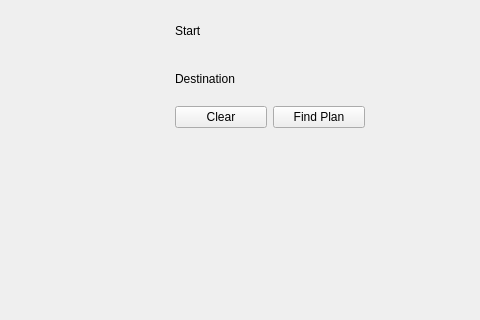
The window that catkin_ws/src/20-indefinite-navigation/fleet_planning/include/rqt_fleet_planning/rqt_fleet_planning.ui (spadma3/duck) describes before a commit, drawn with Qt 5; both pictures show x 485 to 965 and y 0 to 320 of the 965 by 651 pixel window.
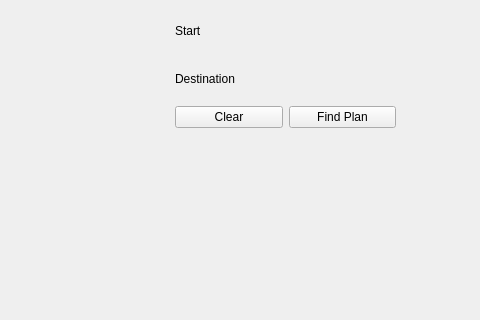
The same window after the commit.

Commit message: Fixes the final transform map -> graph

```diff
--- a/catkin_ws/src/20-indefinite-navigation/fleet_planning/include/rqt_fleet_planning/rqt_fleet_planning.ui
+++ b/catkin_ws/src/20-indefinite-navigation/fleet_planning/include/rqt_fleet_planning/rqt_fleet_planning.ui
@@ -18,7 +18,7 @@
     <rect>
      <x>660</x>
      <y>10</y>
-     <width>190</width>
+     <width>221</width>
      <height>118</height>
     </rect>
    </property>
```
The commit also changes 2 other files.
